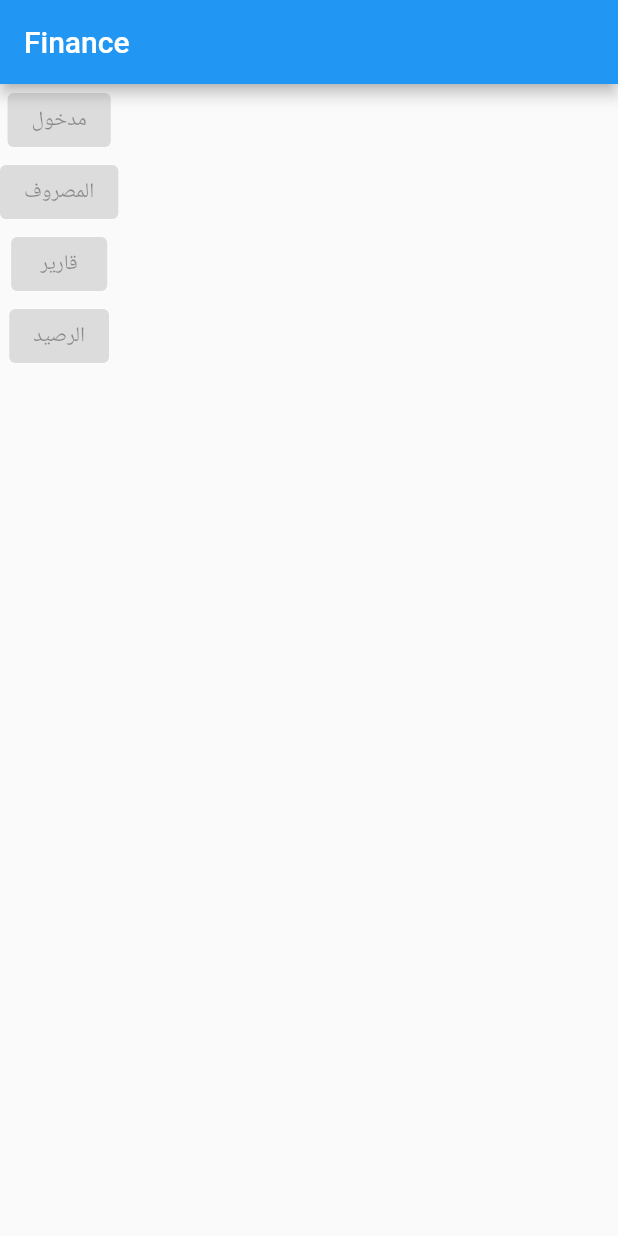
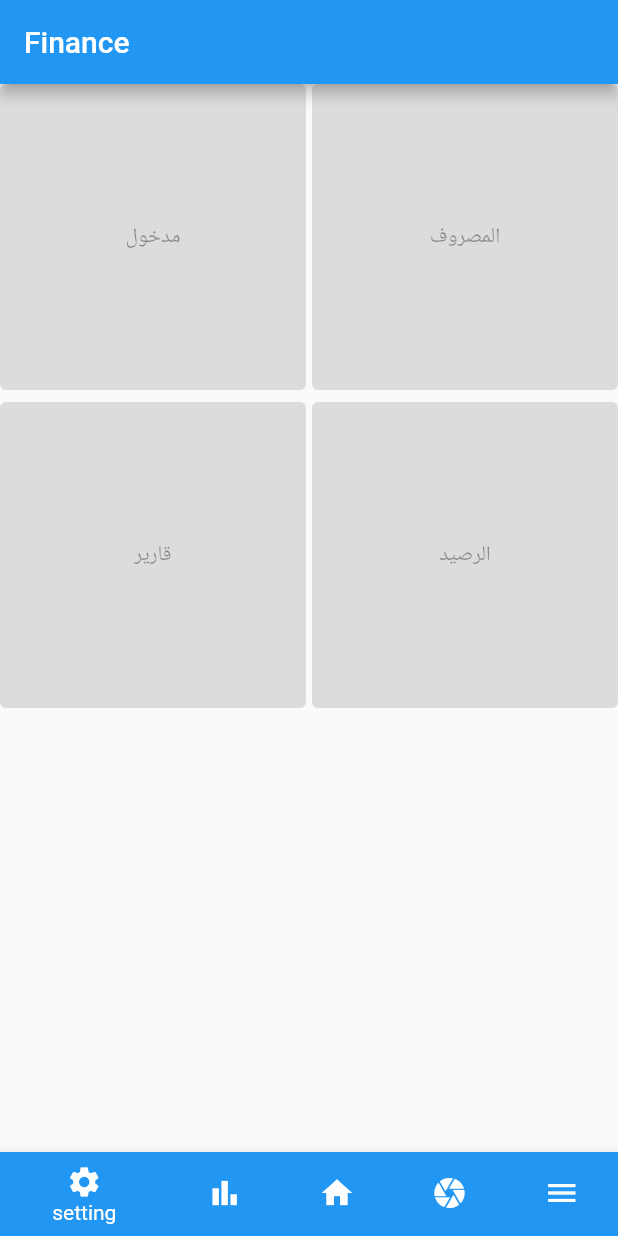
Before and after one commit to NavneetNavadiya/Finance, a Flutter app: the screen it shows after launch, on a phone screen of 412 x 824 dp. Run offline on Flutter 3.47's test engine with Material 2 defaults, Android fonts, the phone set to English and light mode, and no system bars.

Commit message:
fix a typo in name of class and add navigation bar on main class with a layout

```diff
--- a/lib/calander.dart
+++ b/lib/calender.dart
@@ -1,7 +1,7 @@
 import 'package:flutter/material.dart';
-class Calander extends StatelessWidget {
-  final String name;
-  Calander(this.name);
+class Calender extends StatelessWidget {
+
+  Calender();
   @override
   Widget build(BuildContext context) {
      return TextButton(
--- a/lib/main.dart
+++ b/lib/main.dart
@@ -2,8 +2,8 @@
 import 'package:flutter/material.dart';
 
 import './button.dart';
-import './calander.dart';
-
+import './calender.dart';
+import './navigation_bar.dart';
 
 void main() {
   runApp(MyApp());
@@ -32,32 +32,30 @@ class MyApp extends StatefulWidget{
       Scaffold(
       appBar: AppBar(title: Text("Finance")),
       body:
-
-
-        Column(children: <Widget>[
+              GridView.count(
+                crossAxisCount: 2,
+                crossAxisSpacing: 4.0,
+                mainAxisSpacing: 8.0,
+                children: <Widget>[
                   Container(
                     child:
                     Button("مدخول",null),
-
                   ),
                   Container(
                     child: Button("المصروف",null),
                   ),
-
                   Container(
                     child: Button ("قارير",null),
-
                   ),
 
                   Container(
                     child: Button("الرصيد",null),
-
                   ),
 
                 ],
               ),
-
-      )
+      bottomNavigationBar: Nav(),
+      ),
     );
   }
 
```
Also changed, not shown: lib/Spending.dart (+17 -1 lines). Lines whose indentation alone changed are shown as unchanged.
